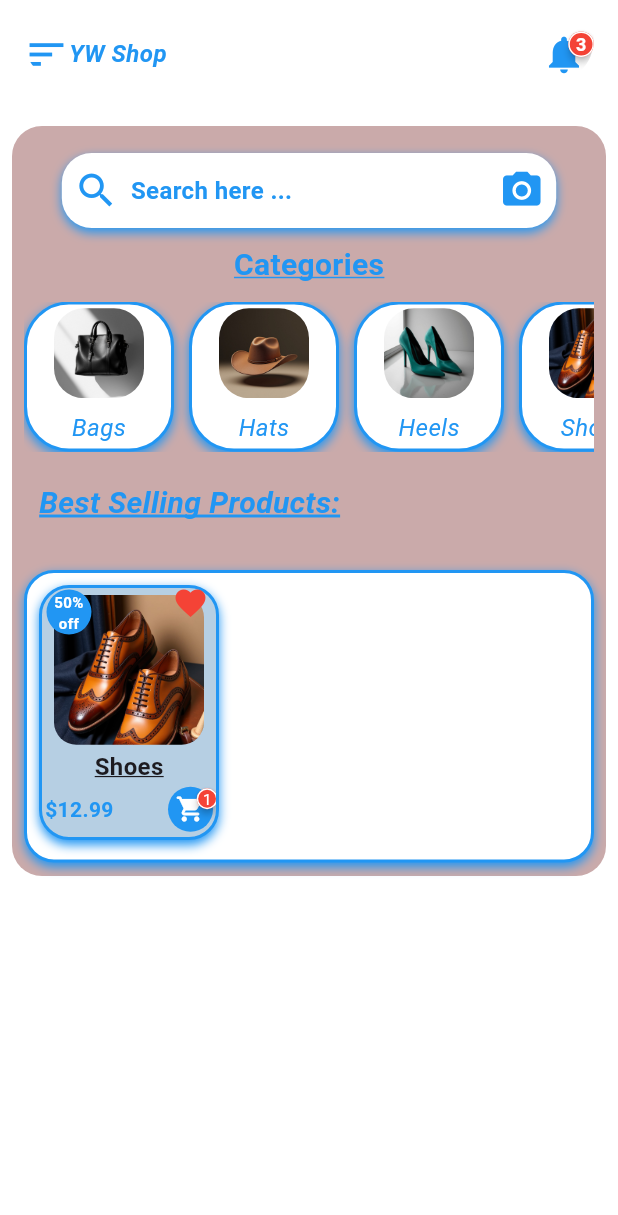
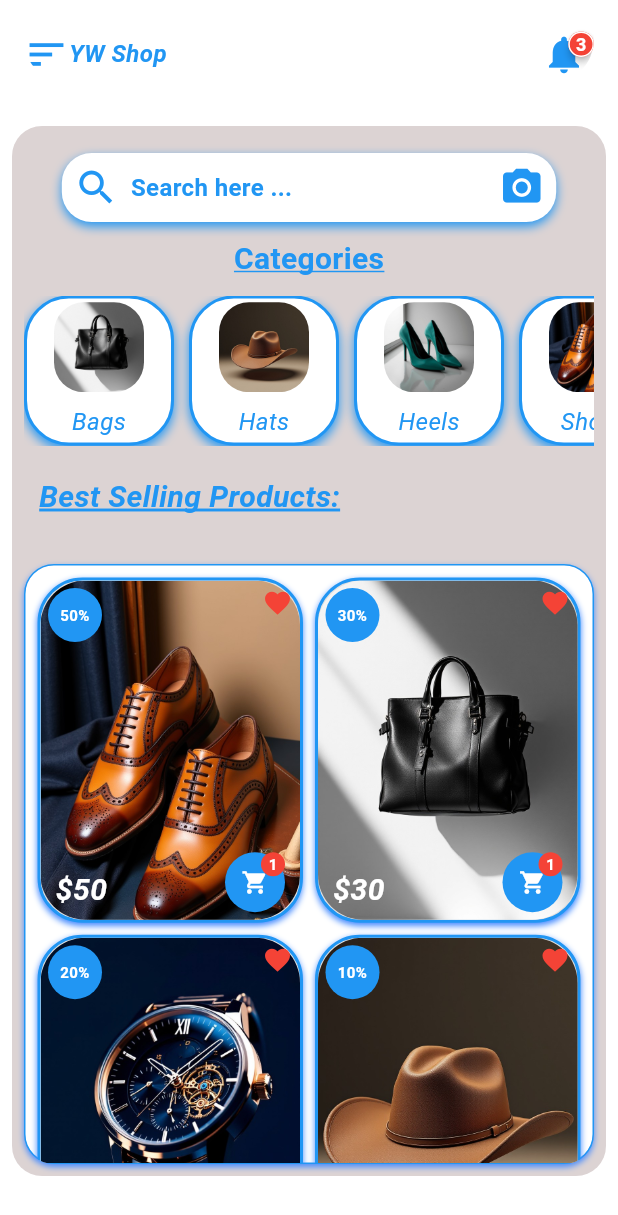
Before and after one commit to Yvonne-Wanja-1/Online-Shop-2, a Flutter app: the screen it shows after launch, on a phone screen of 412 x 824 dp. Shown: the top 1215 px of the screen. Run offline on Flutter 3.47's test engine with Material 3 defaults, Android fonts, the phone set to English and light mode, and no system bars; drawn by our look-alikes of badges; Roboto replaces fonts that are missing (Arial).

Commit message:
perfected the UI of the itemswidget.dart file

```diff
--- a/recap/lib/pages/homepage.dart
+++ b/recap/lib/pages/homepage.dart
@@ -92,9 +92,9 @@ class Homepage extends StatelessWidget {
               Container(
                 decoration: BoxDecoration(
                   borderRadius: BorderRadius.all(Radius.circular(20)), // Added rounded corners to the container
-                  color: const Color.fromARGB(255, 202, 170, 170),
+                  color: const Color.fromARGB(255, 220, 211, 211),
                 ),
-                height: 500,
+                // Removed fixed height to allow vertical expansion
                 width: double.infinity,
                 child: Center(
                   child: Padding(
@@ -107,9 +107,7 @@ class Homepage extends StatelessWidget {
                         Row(
                           mainAxisAlignment: MainAxisAlignment.center, // Centered the row horizontally
                           children: [
-                            Center(
-                              child: Container(
-                                height: 50,
+                            Container( // Removed Center around this Container
                                   width: MediaQuery.of(context).size.width * 0.8, // Set width to 80% of screen width
                                   decoration: BoxDecoration(
                                     color: Colors.white,
@@ -122,18 +120,14 @@ class Homepage extends StatelessWidget {
                                     ],
                                     borderRadius: BorderRadius.all(Radius.circular(20)), // Added rounded corners
                                   ),
-                                child: Row(
-                                  mainAxisAlignment: MainAxisAlignment.start,
+                                  child: const Row( // Made Row const
+                                    mainAxisAlignment: MainAxisAlignment.start, // Already start, but good for clarity
                                     children: [
-                                    const Padding(
+                                      Padding( // Made Padding const
                                         padding: EdgeInsets.symmetric(horizontal: 8.0), // Added padding around the search icon
-                                      child: Icon(
-                                        Icons.search,
-                                        color: Colors.blue,
-                                        size: 30,
+                                        child: Icon(Icons.search, color: Colors.blue, size: 30),
                                       ),
-                                    ),
-                                    const Text(
+                                      Text( // Made Text const
                                         'Search here ...',
                                         style: TextStyle(
                                           fontSize: 16,
@@ -141,23 +135,18 @@ class Homepage extends StatelessWidget {
                                           color: Colors.blue,
                                         ),
                                       ),
-                                    const Spacer(), // Added spacer to push the camera icon to the right
-                                    const Padding(
+                                      Spacer(), // Added spacer to push the camera icon to the right
+                                      Padding( // Made Padding const
                                         padding: EdgeInsets.all(8.0), // Added padding around the camera icon
-                                      child: Icon(
-                                        Icons.camera_alt,
-                                        color: Colors.blue,
-                                        size: 30,
-                                      ),
+                                        child: Icon(Icons.camera_alt, color: Colors.blue, size: 30),
                                       ),
                                     ],
-                                ),
                                   ),
                                 ),
                           ],
                         ),
                         const SizedBox(height: 10), // Added spacing after the search bar
-                        const Text(
+                        const Text( // Made Text const
                           'Categories',
 
                           style: TextStyle(
@@ -184,6 +173,7 @@ class Homepage extends StatelessWidget {
                           ),
                         ),
                         Container(
+                          // Made Container const
                             alignment: Alignment.centerLeft,// meaning left alignment
                             margin: const EdgeInsets.symmetric(vertical: 20, horizontal: 10),
                             child: const Text(
@@ -203,15 +193,14 @@ class Homepage extends StatelessWidget {
                               ),
                             ),
                           ),
-SizedBox(height: 10), // Added spacing before the items widget
-                        Itemswidget(),
-
-
+                        const SizedBox(height: 10), // Added spacing before the items widget
+                        const Itemswidget(), // Made Itemswidget const
                       ], // Closes Column's children
                     ), // Closes Column
                     ), // Closes Padding (child of Center)
                   ), // Closes Center
-              ), // Closes grey Container
+                ),
+
             ], // Closes ListView's children
           ), // Closes ListView
         ), // Closes Padding (body padding)
--- a/recap/lib/widgets/itemswidget.dart
+++ b/recap/lib/widgets/itemswidget.dart
@@ -1,158 +1,79 @@
 import 'package:flutter/material.dart';
-import 'package:badges/badges.dart' as Badges; // Import the badges package
 
 class Itemswidget extends StatelessWidget {
   const Itemswidget({super.key});
 
   @override
   Widget build(BuildContext context) {
+    final List<Map<String, String>> items = [
+      {'image': 'images/shoes.jpg', 'label': 'Shoes', 'discount': '50%', 'price': '\$50'},
+      {'image': 'images/bag.jpg', 'label': 'Bag', 'discount': '30%', 'price': '\$30'},
+      {'image': 'images/watch.jpg', 'label': 'Watch', 'discount': '20%', 'price': '\$20'},
+      {'image': 'images/hat.jpg', 'label': 'Hat', 'discount': '10%', 'price': '\$10'},
+      {'image': 'images/heels.jpg', 'label': 'Heels', 'discount': '40%', 'price': '\$40'},
+    ];
+
     return Container(
       decoration: BoxDecoration(
-        border: Border.all(color: Colors.blue, width: 2),
+        border: Border.all(color: Colors.blue, width: 1),
         color: Colors.white,
         borderRadius: BorderRadius.circular(20),
         boxShadow: const [
           BoxShadow(
-            color: Colors.blue,
-            blurRadius: 5,
-            offset: Offset(0, 3),
+            color: Colors.blueAccent,
+            blurRadius: 3,
+            offset: Offset(0, 2),
           ),
         ],
       ),
       width: double.infinity,
-      height: 195,
+      height: 400,
       clipBehavior: Clip.antiAlias,
       child: GridView.count(
-        childAspectRatio: 0.68,
-        physics: const NeverScrollableScrollPhysics(),
-        crossAxisCount: 2,
-        children: [
-          Stack(
-            children: [
-              Container(
-                height: 170, // Explicitly set the height of the grey container
-                width: 120,
-                margin: const EdgeInsets.all(8.0),
+        padding: const EdgeInsets.all(8), // Padding around the grid
+        crossAxisCount: 2, // 2 items in a row
+        childAspectRatio: 1 / 1.3, // Adjusted aspect ratio
+        mainAxisSpacing: 8, // Slightly increased vertical spacing
+        crossAxisSpacing: 8, // Slightly increased horizontal spacing
+        children: items.map((item) {
+          return Container(
             decoration: BoxDecoration(
-                  color: const Color.fromARGB(255, 182, 207, 227),
-                  borderRadius: BorderRadius.circular(20),
+              color: Colors.grey[300],
+              borderRadius: BorderRadius.circular(30),
               border: Border.all(color: Colors.blue, width: 2),
               boxShadow: const [
                 BoxShadow(
-                      color: Colors.blue,
-                      blurRadius: 5,
-                      offset: Offset(0, 3),
+                  color: Colors.blueAccent,
+                  blurRadius: 3,
+                  offset: Offset(0, 2),
                 ),
               ],
             ),
-                child: Stack( // Use an inner Stack to layer the image and the icon
+            child: Stack(
               children: [
-                    Center( // Center the main image content
-                      child: InkWell( // Corrected typo from Inwell
-                        onTap: () {
-                          // Handle tap event here, e.g., navigate to item details
-                          print("Image tapped!");
-                        },
-                        child: Container(
-                          // The InkWell's child should be a single widget, like a Column
-                          child: Column(
-                            mainAxisSize: MainAxisSize.min, // Make the column take minimum vertical space
-                            children: [
-                              Container(
-                                margin: const EdgeInsets.all(3), // Margin around the image
-                                child: ClipRRect( // Add ClipRRect to round the corners of the image
-                                  borderRadius: BorderRadius.circular(15.0), // Adjust the radius as needed
+                ClipRRect(
+                  borderRadius: BorderRadius.circular(30), // Match the container's borderRadius
                   child: Image.asset(
-                                    'images/shoes.jpg', // Replace with your image path
-                                    height: 100, // Adjusted height to leave space for text
-                                    width: 100,  // Adjusted width
-                                    fit: BoxFit.cover, // BoxFit.cover often looks good with rounded corners
-                                  ),
-                                ),
-                              ),
-                              // Text widgets below the image
-                              Text('Shoes', style: TextStyle(fontSize: 16, fontWeight: FontWeight.bold,
-                              //undeline:
-                              decoration: TextDecoration.underline,
-                              )),
-                              const SizedBox(height: 0), // Space between text and image
-                           Padding(
-                            padding: const EdgeInsets.all(2.0), // Padding around the text
-                             child: Row(
-                              children: [
-                                Text(
-                                  '\$12.99',
-                                  style: TextStyle(
-                                    fontSize: 14,
-                                    fontWeight: FontWeight.bold,
-                                    color: Colors.blue,
-                                  ),
-                                ),
-                                Spacer(), // Spacer to push the next text to the right
-                                //add to cart icon:
-                                Container(
-                                  width: 30, // Set the width of the circle
-                                  height: 30, // Set the height of the circle
-                                  decoration: BoxDecoration(
-                                    color: Colors.blue,
-                                    shape: BoxShape.circle,
-                                  ),
-                                  child: Container(
-                                    width: 30, // Set the width of the circle
-                                    height: 30, // Set the height of the circle
-                                    child: Badges.Badge(
-
-                                      position: Badges.BadgePosition.topEnd(top: -3, end: -3), // Adjust badge position
-                                      badgeStyle: Badges.BadgeStyle(
-                                        badgeColor: Colors.red,
-                                        padding: const EdgeInsets.all(4), // Increased padding
-                                        borderSide: BorderSide(color: Colors.white, width: 1), // Add a border for better visibility
-                                        elevation: 2, // Add elevation for a shadow effect
-                                      ),
-
-                                      badgeContent: Text(
-                                        '1',
-                                        style: const TextStyle( // Made TextStyle const
-                                          color: Colors.white,
-                                          fontSize: 10, // Increased font size
-                                        ),
-                                      ),
-
-
-
-                                      child: Center(
-                                        child: Icon(
-
-                                          Icons.shopping_cart_rounded,
-                                          color: Colors.white,
-                                          size: 20,
-                                        ),
-                                      ),
-                                    ),
-                                  ),
-                                ),
-                              ],
-                             ),
-                           )
-                          ],
-                            ),
-                          ), // Closes Column
+                    item['image']!,
+                    width: double.infinity,
+                    height: double.infinity,
+                    fit: BoxFit.cover, // Ensures the image fills the container
                   ),
                 ),
                 Positioned(
-                      top: 1,
-                      left: 3,
+                  top: 5,
+                  left: 5,
                   child: Container(
-                        width: 30, // Set the width of the circle
-                        height: 30, // Set the height of the circle
+                    width: 36,
+                    height: 36,
                     alignment: Alignment.center,
                     decoration: const BoxDecoration(
                       color: Colors.blue,
                       shape: BoxShape.circle,
                     ),
-                        child: const Text(
-                          '50%\noff',
-                          style: TextStyle(
+                    child: Text(
+                      item['discount']!,
+                      style: const TextStyle(
                         fontSize: 10,
                         color: Colors.white,
                         fontWeight: FontWeight.bold,
@@ -161,15 +82,66 @@ class Itemswidget extends StatelessWidget {
                     ),
                   ),
                 ),
-                    Positioned(
-                      top: -2.0, // Adjusted to move the icon slightly higher
-                      right: 5, // Position from the right edge
+                const Positioned(
+                  top: 5,
+                  right: 5,
                   child: Icon(
                     Icons.favorite,
                     color: Colors.red,
-                        size: 24, // Adjust icon size as needed
-                        // You can add a semantic label for accessibility if desired:
-                        // semanticLabel: 'Add to favorites',
+                    size: 20,
+                  ),
+                ),
+                Positioned(
+                  bottom: 5,
+                  left: 10,
+                  child: Text(
+                    item['price']!,
+                    style: const TextStyle(
+                      fontStyle: FontStyle.italic,
+                      fontFamily: 'Arial',
+                      fontSize: 20,
+                      fontWeight: FontWeight.bold,
+                      color: Colors.white,
+                    ),
+                  ),
+                ),
+                Positioned(
+                  bottom: 5,
+                  right: 10,
+                  child: Stack(
+                    children: [
+                      Container(
+                        width: 40,
+                        height: 40,
+                        decoration: const BoxDecoration(
+                          color: Colors.blue,
+                          shape: BoxShape.circle,
+                        ),
+                        child: const Icon(
+                          Icons.shopping_cart,
+                          color: Colors.white,
+                          size: 18,
+                        ),
+                      ),
+                      Positioned(
+                        top: 0,
+                        right: 0,
+                        child: Container(
+                          width: 16,
+                          height: 16,
+                          alignment: Alignment.center,
+                          decoration: const BoxDecoration(
+                            color: Colors.red,
+                            shape: BoxShape.circle,
+                          ),
+                          child: const Text(
+                            '1', // Badge count
+                            style: TextStyle(
+                              fontSize: 10,
+                              color: Colors.white,
+                              fontWeight: FontWeight.bold,
+                            ),
+                          ),
                         ),
                       ),
                     ],
@@ -177,7 +149,8 @@ class Itemswidget extends StatelessWidget {
                 ),
               ],
             ),
-        ],
+          );
+        }).toList(),
       ),
     );
   }
```
Lines whose indentation alone changed are shown as unchanged.
